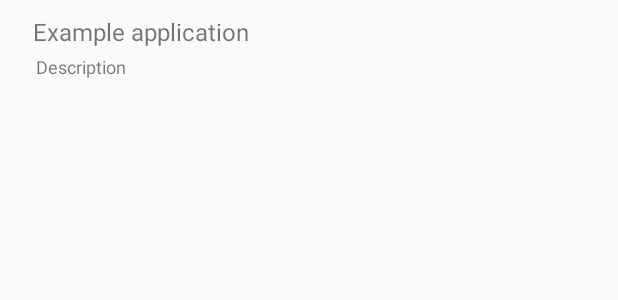
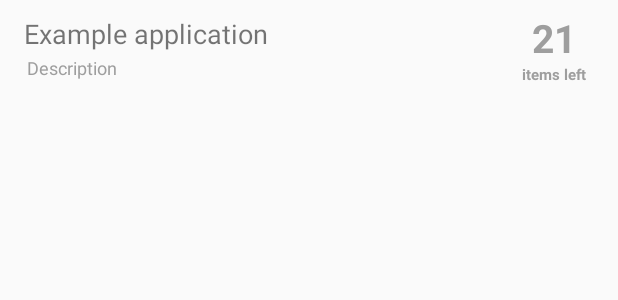
Before and after one commit to obynio/elyst, an Android app: the layout item_list.xml on its own in the app's theme, with its tools: preview values and no code run, on a phone screen of 412 x 824 dp. Shown: the top 300 px of the screen. Run offline under Robolectric (Android 15) with nearby library versions, the phone set to English and light mode, and no system bars.

Commit message:
Improved listRecyclerView and searchView

```diff
--- a/app/src/main/java/com/sybiload/shopp/Adapter/AdapterAdd.java
+++ b/app/src/main/java/com/sybiload/shopp/Adapter/AdapterAdd.java
@@ -13,6 +13,7 @@ import android.view.ViewGroup;
 import android.widget.ImageView;
 import android.widget.TextView;
 
+import com.sybiload.shopp.ActivityAdd;
 import com.sybiload.shopp.Database.Item.DatabaseItem;
 import com.sybiload.shopp.Item;
 import com.sybiload.shopp.List;
@@ -71,7 +72,6 @@ public class AdapterAdd extends RecyclerView.Adapter<AdapterAdd.ViewHolder>
         databaseItem.close();
 
         notifyItemRemoved(position);
-
     }
 
 
--- a/app/src/main/res/layout/activity_newlist.xml
+++ b/app/src/main/res/layout/activity_newlist.xml
@@ -23,6 +23,7 @@
                 android:layout_marginTop="60dp"
                 android:layout_marginLeft="20dp"
                 android:layout_marginRight="20dp"
+                android:maxLength="24"
                 android:textColor="#FFFFFF"
                 android:textColorHint="#C5CAE9"
                 android:background="@null"
@@ -36,6 +37,7 @@
             <EditText
                 android:layout_width="match_parent"
                 android:layout_height="wrap_content"
+                android:maxLength="42"
                 android:layout_below="@+id/editTextNewListName"
                 android:layout_marginTop="20dp"
                 android:layout_marginLeft="20dp"
--- a/app/src/main/res/layout/item_list.xml
+++ b/app/src/main/res/layout/item_list.xml
@@ -1,30 +1,82 @@
 <RelativeLayout xmlns:android="http://schemas.android.com/apk/res/android"
                 android:layout_width="fill_parent"
-                android:layout_height="?android:attr/listPreferredItemHeight"
-                android:padding="6dip" >
+                android:layout_height="?android:attr/listPreferredItemHeight" >
+
+
+   <LinearLayout
+       android:layout_width="match_parent"
+       android:layout_height="match_parent">
+
+       <RelativeLayout
+           android:layout_width="match_parent"
+           android:layout_weight="1"
+           android:layout_height="match_parent">
 
            <TextView
                android:id="@+id/textViewListFirstLine"
-        android:layout_width="fill_parent"
+               android:layout_width="match_parent"
                android:layout_height="wrap_content"
                android:gravity="center_vertical"
                android:layout_marginLeft="16dp"
-        android:layout_marginTop="4dp"
+               android:layout_marginTop="10dp"
                android:text="Example application"
-        android:textSize="16sp" />
+               android:textSize="18dp" />
 
            <TextView
                android:id="@+id/textViewListSecondLine"
                android:layout_width="fill_parent"
                android:layout_marginLeft="18dp"
-        android:layout_marginTop="4dp"
+               android:layout_marginTop="2dp"
                android:layout_below="@+id/textViewListFirstLine"
+               android:layout_alignParentBottom="true"
                android:layout_height="26dip"
-        android:ellipsize="marquee"
+               android:textColor="#9E9E9E"
                android:singleLine="true"
                android:text="Description"
                android:textSize="12sp" />
 
+       </RelativeLayout>
+
+       <RelativeLayout
+           android:layout_width="140dp"
+           android:layout_height="match_parent"
+           android:gravity="center"
+           android:layout_marginRight="10dp"
+           android:layout_weight="1">
+
+           <TextView
+               android:id="@+id/textViewListItemNb"
+               android:layout_width="match_parent"
+               android:layout_weight="1"
+               android:layout_height="wrap_content"
+               android:gravity="center"
+               android:singleLine="true"
+               android:text="21"
+               android:textStyle="bold"
+               android:textColor="#9E9E9E"
+               android:textSize="26dp" />
+
+           <TextView
+               android:layout_width="match_parent"
+               android:layout_below="@+id/textViewListItemNb"
+               android:layout_weight="1"
+               android:layout_height="wrap_content"
+               android:gravity="center"
+               android:singleLine="true"
+               android:text="items left"
+               android:textStyle="bold"
+               android:textColor="#9E9E9E"
+               android:textSize="10dp" />
+
+       </RelativeLayout>
+
+
+
+
+   </LinearLayout>
+
+
+
 
 
 </RelativeLayout>
```
Also changed, not shown: app/src/main/java/com/sybiload/shopp/ActivityAdd.java (+18 -17 lines), app/src/main/java/com/sybiload/shopp/ActivityNewList.java (+15 -1 lines), app/src/main/java/com/sybiload/shopp/Adapter/AdapterList.java (+15 -0 lines). Lines whose indentation alone changed are shown as unchanged.
